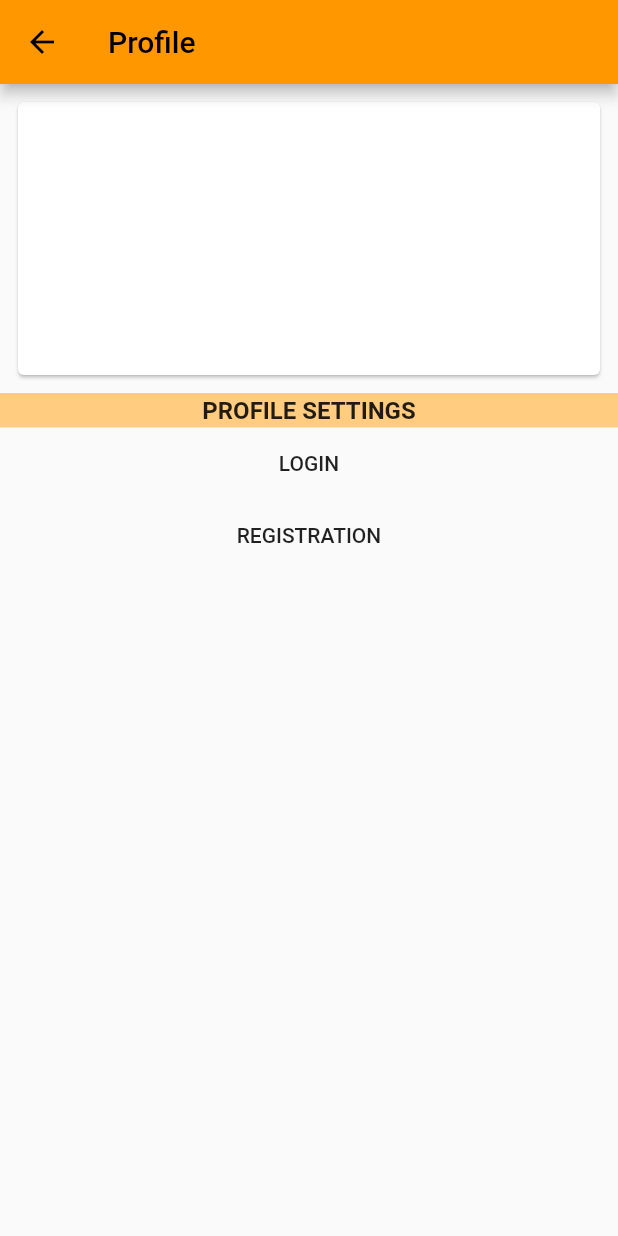
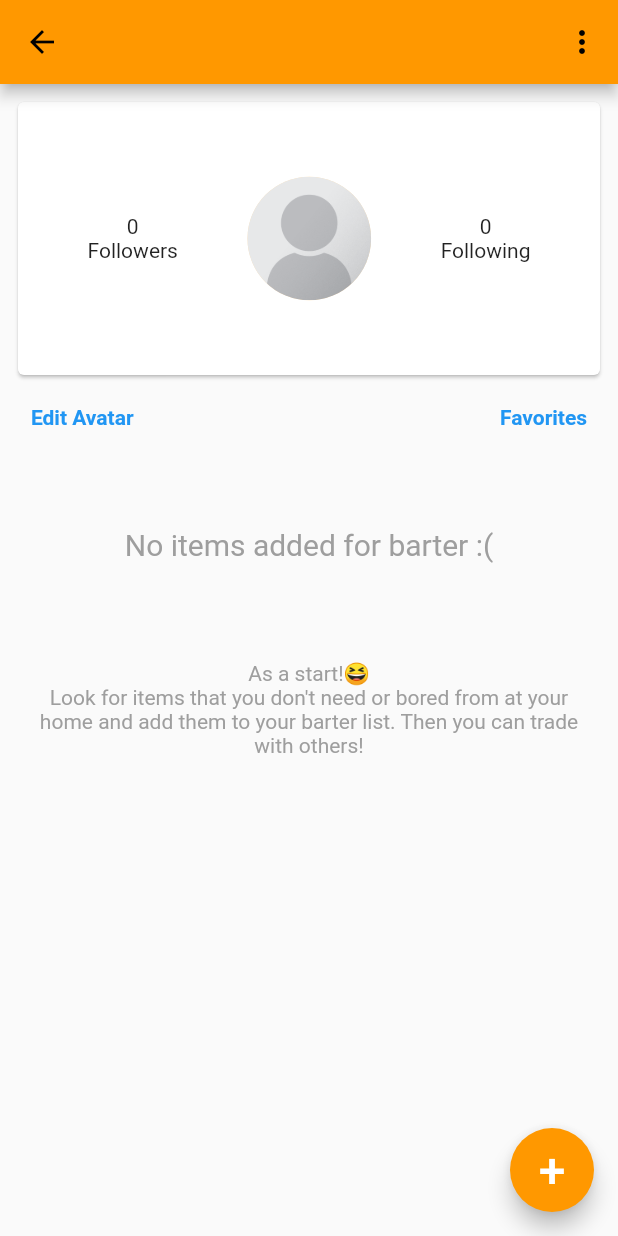
Before and after one commit to Delurify/barterit, a Flutter app: the ProfileTabScreen screen opened directly with empty values, on a phone screen of 412 x 824 dp. Run offline on Flutter 3.47's test engine with Material 2 defaults, Android fonts, the phone set to English and light mode, and no system bars; our stand-ins replace google_fonts, image_cropper, image_picker, shared_preferences; accounts and stored records are empty.

```diff
--- a/lib/myconfig.dart
+++ b/lib/myconfig.dart
@@ -1,5 +1,9 @@
 class MyConfig {
   // String SERVER = "http://10.11.2.28";
+
+  // Phone data ip address
   // String SERVER = "http://192.168.35.250";
+
+  //Maybank wifi ip address
   String SERVER = "http://10.19.50.208";
 }
--- a/lib/splashscreen.dart
+++ b/lib/splashscreen.dart
@@ -58,6 +58,8 @@ class SplashScreenState extends State<SplashScreen> {
     String email = (prefs.getString('email')) ?? '';
     String password = (prefs.getString('pass')) ?? '';
     bool ischeck = (prefs.getBool('checkbox')) ?? false;
+    print(email);
+    print(password);
     late User user;
     if (ischeck) {
       try {
@@ -105,7 +107,7 @@ class SplashScreenState extends State<SplashScreen> {
           password: "na",
           otp: "na");
       Timer(
-          const Duration(seconds: 3),
+          const Duration(seconds: 15),
           () => Navigator.pushReplacement(context,
               MaterialPageRoute(builder: (content) => MainScreen(user: user))));
     }
--- a/lib/views/screens/profiletabscreen.dart
+++ b/lib/views/screens/profiletabscreen.dart
@@ -1,7 +1,10 @@
+import 'dart:io';
+
 import 'package:flutter/material.dart';
+import 'package:image_picker/image_picker.dart';
+import 'package:image_cropper/image_cropper.dart';
 import 'package:barterit/models/user.dart';
 import 'package:barterit/views/screens/loginscreen.dart';
-import 'package:barterit/views/screens/registrationscreen.dart';
 
 class ProfileTabScreen extends StatefulWidget {
   final User user;
@@ -15,6 +18,8 @@ class _ProfileTabScreenState extends State<ProfileTabScreen> {
   late List<Widget> tabchildren;
   String maintitle = "Profile";
   late double screenHeight, screenWidth, cardwitdh;
+  File? _image;
+
   @override
   void initState() {
     super.initState();
@@ -35,7 +40,26 @@ class _ProfileTabScreenState extends State<ProfileTabScreen> {
     screenHeight = MediaQuery.of(context).size.height;
     screenWidth = MediaQuery.of(context).size.width;
     return Scaffold(
-      appBar: AppBar(
+      appBar: widget.user.id.toString() != "na"
+          ? AppBar(
+              centerTitle: true,
+              title: Text(
+                  style: const TextStyle(color: Colors.white),
+                  widget.user.name.toString()),
+              actions: [
+                PopupMenuButton<int>(
+                    onSelected: (item) => onSelected(context, item),
+                    itemBuilder: (context) => [
+                          const PopupMenuItem<int>(
+                              value: 0, child: Text('Profile')),
+                          const PopupMenuItem<int>(
+                            value: 1,
+                            child: Text('Logout'),
+                          ),
+                        ])
+              ],
+            )
+          : AppBar(
               title: Text(maintitle),
             ),
       body: Center(
@@ -45,69 +69,80 @@ class _ProfileTabScreenState extends State<ProfileTabScreen> {
             height: screenHeight * 0.25,
             width: screenWidth,
             child: Card(
-              child:
-                  Row(mainAxisAlignment: MainAxisAlignment.center, children: [
-                // Container(
-                //   margin: EdgeInsets.all(4),
-                //   width: screenWidth * 0.4,
-                //   child: Image.asset(
-                //     "assets/images/profile.png",
-                //   ),
-                // ),
-                Expanded(
-                    flex: 6,
-                    child: Column(
+              child: Row(
+                  mainAxisAlignment: MainAxisAlignment.spaceEvenly,
                   children: [
-                        Text(
-                          widget.user.name.toString(),
-                          style: const TextStyle(fontSize: 24),
+                    const Column(
+                      mainAxisAlignment: MainAxisAlignment.center,
+                      children: [Text("0"), Text("Followers")],
                     ),
-                        Text(widget.user.email.toString()),
-                        Text(widget.user.phone.toString()),
-                        Text(widget.user.datereg.toString()),
-                      ],
-                    )),
+                    CircleAvatar(
+                      radius: screenHeight * 0.05,
+                      backgroundImage: const AssetImage(
+                          "assets/images/profile-placeholder.png"),
+                    ),
+                    const Column(
+                      mainAxisAlignment: MainAxisAlignment.center,
+                      children: [Text("0"), Text("Following")],
+                    ),
                   ]),
             ),
           ),
-          Container(
-            width: screenWidth,
-            alignment: Alignment.center,
-            color: Theme.of(context).colorScheme.background,
-            child: const Padding(
-              padding: EdgeInsets.fromLTRB(0, 2, 0, 2),
-              child: Text("PROFILE SETTINGS",
+          Padding(
+            padding: EdgeInsets.fromLTRB(
+                screenWidth * 0.05, 8, screenWidth * 0.05, screenHeight * 0.08),
+            child: Row(
+              mainAxisAlignment: MainAxisAlignment.spaceBetween,
+              children: [
+                InkWell(
+                    child: const Text(
                         style: TextStyle(
-                    fontSize: 16,
-                    fontWeight: FontWeight.bold,
-                  )),
+                            color: Colors.blue, fontWeight: FontWeight.bold),
+                        "Edit Avatar"),
+                    onTap: () {
+                      _selectFromGallery();
+                    }),
+                InkWell(
+                    child: const Text(
+                        style: TextStyle(
+                            color: Colors.blue, fontWeight: FontWeight.bold),
+                        "Favorites"),
+                    onTap: () {})
+              ],
             ),
           ),
-          Expanded(
-              child: ListView(
-            children: [
-              MaterialButton(
-                onPressed: () {
-                  Navigator.push(
-                      context,
-                      MaterialPageRoute(
-                          builder: (content) => const LoginScreen()));
-                },
-                child: const Text("LOGIN"),
+          const Text(
+              style: TextStyle(color: Colors.grey, fontSize: 20),
+              "No items added for barter :("),
+          SizedBox(height: screenHeight * 0.08),
+          Padding(
+            padding: EdgeInsets.fromLTRB(
+                screenWidth * 0.05, 0, screenWidth * 0.05, 0),
+            child: const Text(
+                textAlign: TextAlign.center,
+                style: TextStyle(color: Colors.grey),
+                "As a start!😆\nLook for items that you don't need or bored from at your home and add them to your barter list. Then you can trade with others!"),
           ),
-              MaterialButton(
-                onPressed: () {
-                  Navigator.push(
-                      context,
-                      MaterialPageRoute(
-                          builder: (content) => const RegistrationScreen()));
-                },
-                child: const Text("REGISTRATION"),
-              ),
-            ],
-          ))
         ]),
       ),
+      floatingActionButton: FloatingActionButton(
+          onPressed: () {
+            if (widget.user.id != "na") {
+              // Navigator.push(
+              //     context,
+              //     MaterialPageRoute(
+              //         builder: (content) => NewCatchScreen(
+              //               user: widget.user,
+              //             )));
+            } else {
+              ScaffoldMessenger.of(context).showSnackBar(const SnackBar(
+                  content: Text("Please login/register an account")));
+            }
+          },
+          child: const Text(
+            "+",
+            style: TextStyle(fontSize: 32, color: Colors.white),
+          )),
     );
   }
 
@@ -133,8 +168,8 @@ class _ProfileTabScreenState extends State<ProfileTabScreen> {
             actions: <Widget>[
               Center(
                 child: ElevatedButton(
-                  child: const Text("Next",
-                      style: TextStyle(color: Colors.white)),
+                  child:
+                      const Text("Next", style: TextStyle(color: Colors.white)),
                   onPressed: () {
                     Navigator.push(
                         context,
@@ -149,4 +184,67 @@ class _ProfileTabScreenState extends State<ProfileTabScreen> {
       );
     }
   }
+
+  void onSelected(BuildContext context, int item) {
+    switch (item) {
+      case 0:
+        print('Clicked Profile');
+
+        break;
+      case 1:
+        print('Clicked Logout');
+        Navigator.pushReplacement(
+            context, MaterialPageRoute(builder: (content) => LoginScreen()));
+
+        break;
     }
+  }
+
+  Future<void> _selectFromGallery() async {
+    final picker = ImagePicker();
+    final pickedFile = await picker.pickImage(
+      source: ImageSource.gallery,
+      maxHeight: 800,
+      maxWidth: 800,
+    );
+
+    if (pickedFile != null) {
+      _image = File(pickedFile.path);
+      cropImage();
+    } else {
+      print('No Image selected.');
+    }
+  }
+
+  Future<void> cropImage() async {
+    CroppedFile? croppedFile = await ImageCropper()
+        .cropImage(sourcePath: _image!.path, aspectRatioPresets: [
+      CropAspectRatioPreset.square,
+      // CropAspectRatioPreset.ratio3x2,
+      // CropAspectRatioPreset.original,
+      // CropAspectRatioPreset.ratio4x3,
+      // CropAspectRatioPreset.ratio16x9
+    ], uiSettings: [
+      AndroidUiSettings(
+        toolbarTitle: 'Cropper',
+        toolbarColor: Colors.orangeAccent,
+        toolbarWidgetColor: Colors.white,
+        initAspectRatio: CropAspectRatioPreset.square,
+        lockAspectRatio: true,
+      ),
+      IOSUiSettings(
+        title: 'Cropper',
+      )
+    ]);
+
+    if (croppedFile != null) {
+      File imageFile = File(croppedFile.path);
+      _image = imageFile;
+      int? sizeInBytes = _image?.lengthSync();
+      double sizeInMb = sizeInBytes! / (1024 * 1024);
+      print(sizeInMb);
+
+      setState(() {});
+    }
+  }
+}
--- a/lib/views/screens/registrationscreen.dart
+++ b/lib/views/screens/registrationscreen.dart
@@ -265,7 +265,6 @@ class _RegistrationScreenState extends State<RegistrationScreen> {
         }).then((response) {
       print("This is the response.body: " + response.body);
       if (response.statusCode == 200) {
-        print("Status code: " + response.statusCode.toString());
         var jsondata = jsonDecode(response.body);
         if (jsondata['status'] == 'success') {
           ScaffoldMessenger.of(context).showSnackBar(
--- a/pubspec.yaml
+++ b/pubspec.yaml
@@ -12,6 +12,8 @@ dependencies:
   google_fonts: ^4.0.4
   shared_preferences: ^2.1.1
   http: ^0.13.6
+  image_picker: ^0.8.7+5
+  image_cropper: ^4.0.1
 
 dev_dependencies:
   flutter_test:
```
Also changed, not shown: assets/images/profile-placeholder.png (added), lib/views/screens/searchtabscreen.dart (line endings or trailing spaces), pubspec.lock, 2 other files. Lines whose indentation alone changed are shown as unchanged.
